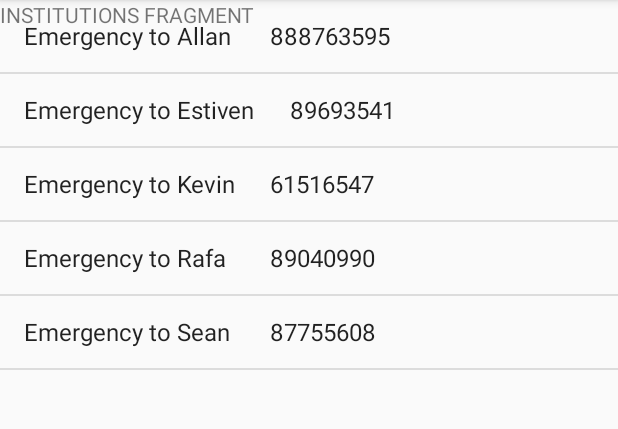
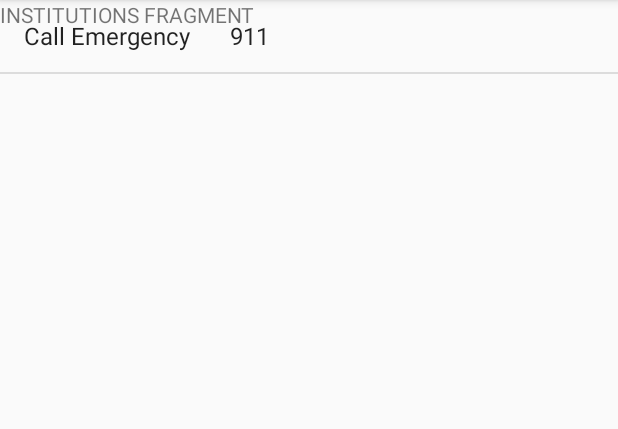
Before and after one commit to Rafa3094/HelpMe, an Android app: the screen it shows after launch (MainActivity), in the side drawer, after a tap on "Institutions", on a phone screen of 412 x 824 dp, the part 84-513 px from its top. Run offline under Robolectric (Android 15) with nearby library versions, the phone set to English and light mode, and no system bars.

```diff
--- a/app/src/main/java/com/helpme/Fragments/InstitutionsFragment.java
+++ b/app/src/main/java/com/helpme/Fragments/InstitutionsFragment.java
@@ -68,11 +68,12 @@ public class InstitutionsFragment extends Fragment {
 
     private EmergencyNumber[] getArrayOfArrayList(){
         EmergencyNumber[] stringArray = {
-                new EmergencyNumber("Emergency to Allan",888763595),
+                new EmergencyNumber("Call Emergency",911)
+                /*new EmergencyNumber("Emergency to Allan",888763595),
                 new EmergencyNumber("Emergency to Estiven",89693541),
                 new EmergencyNumber("Emergency to Kevin", 61516547),
                 new EmergencyNumber("Emergency to Rafa", 89040990),
-                new EmergencyNumber("Emergency to Sean", 87755608)
+                new EmergencyNumber("Emergency to Sean", 87755608)*/
         };
         return stringArray;
     }
```
Also changed, not shown: 3 other files.
